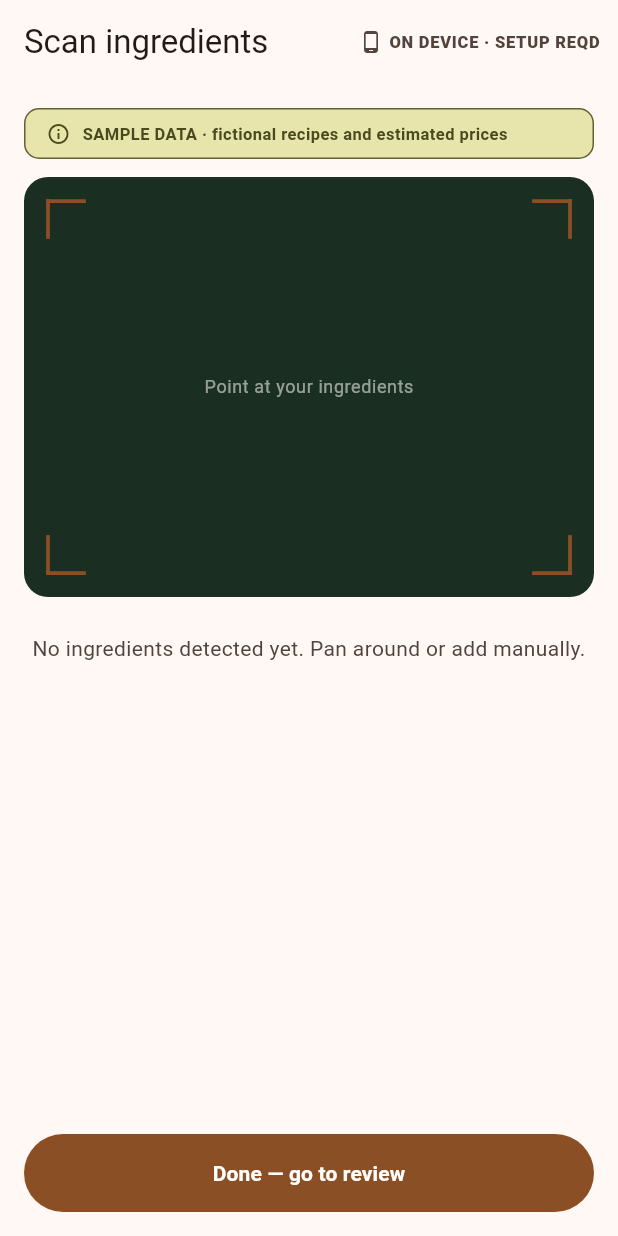
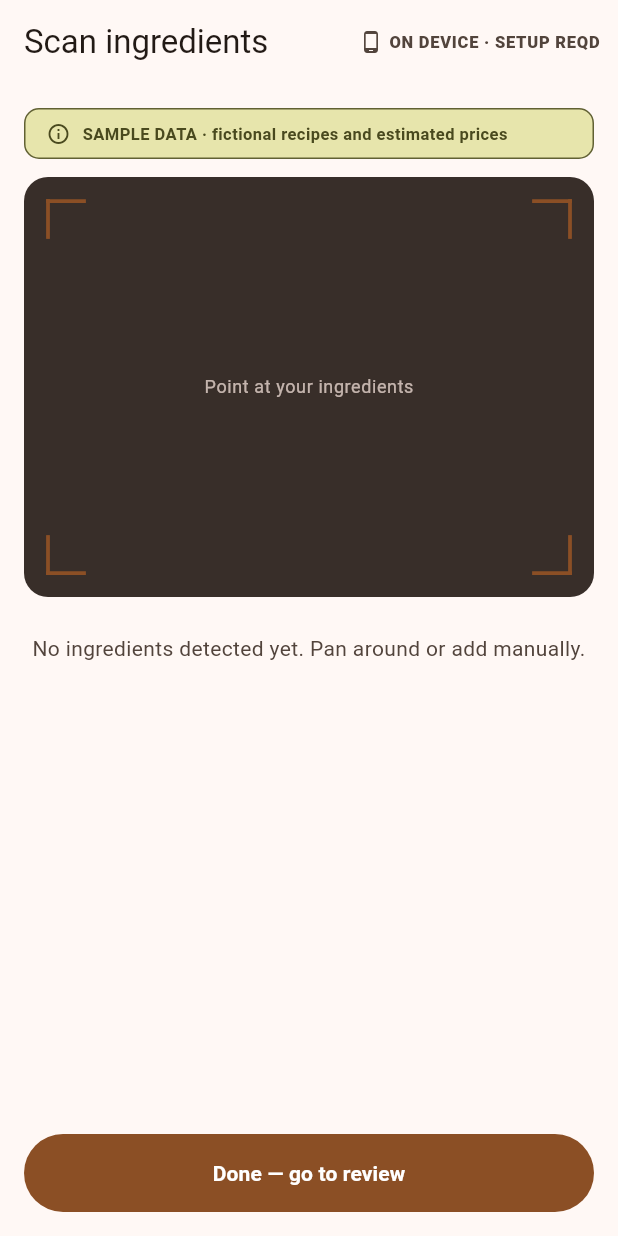
Before and after one commit to novadar-star/APPBUILDERS, a Flutter app: the ScanScreen screen opened by its route, on a phone screen of 412 x 824 dp. Run offline on Flutter 3.47's test engine with Material 3 defaults, Android fonts, the phone set to English and light mode, and no system bars; our stand-ins replace camera, device_preview, flutter_riverpod, go_router, image_picker, shared_preferences; accounts and stored records are empty.

Commit message:
fix: resolve blocking UI review findings — viewfinder color and shape contract

```diff
--- a/lib/features/detail/detail_screen.dart
+++ b/lib/features/detail/detail_screen.dart
@@ -7,6 +7,7 @@ import 'package:flutter/services.dart';
 import 'package:flutter_riverpod/flutter_riverpod.dart';
 import 'package:go_router/go_router.dart';
 import 'package:snapfood/app/providers.dart';
+import 'package:snapfood/app/theme.dart';
 import 'package:snapfood/data/asset_loader.dart';
 import 'package:snapfood/domain/models.dart';
 import 'package:snapfood/shared/on_device_badge.dart';
@@ -723,12 +724,13 @@ class _IngredientRow extends StatelessWidget {
   Widget build(BuildContext context) {
     final theme = Theme.of(context);
     final colorScheme = theme.colorScheme;
+    final shapes = theme.extension<SnapFoodShapes>();
     return Container(
       margin: const EdgeInsets.only(bottom: 4),
       padding: const EdgeInsets.symmetric(horizontal: 12, vertical: 8),
       decoration: BoxDecoration(
         color: color,
-        borderRadius: BorderRadius.circular(8),
+        borderRadius: BorderRadius.circular(shapes?.chip ?? 8.0),
       ),
       child: Row(
         children: [
--- a/lib/features/scan/scan_screen.dart
+++ b/lib/features/scan/scan_screen.dart
@@ -296,10 +296,11 @@ class _MockCameraBox extends StatelessWidget {
   @override
   Widget build(BuildContext context) {
     final theme = Theme.of(context);
+    final colorScheme = theme.colorScheme;
     return Container(
       height: 280,
       decoration: BoxDecoration(
-        color: const Color(0xFF1B2E22),
+        color: colorScheme.inverseSurface,
         borderRadius: BorderRadius.circular(16),
       ),
       child: Stack(
@@ -338,7 +339,7 @@ class _MockCameraBox extends StatelessWidget {
                 padding: const EdgeInsets.symmetric(
                     horizontal: 10, vertical: 5),
                 decoration: BoxDecoration(
-                  color: Theme.of(context).colorScheme.primaryContainer,
+                  color: colorScheme.primaryContainer,
                   borderRadius: BorderRadius.circular(999),
                 ),
                 child: Text(
@@ -346,9 +347,7 @@ class _MockCameraBox extends StatelessWidget {
                   style: theme.textTheme.labelSmall?.copyWith(
                     fontWeight: FontWeight.w800,
                     letterSpacing: 0.5,
-                    color: Theme.of(context)
-                        .colorScheme
-                        .onPrimaryContainer,
+                    color: colorScheme.onPrimaryContainer,
                   ),
                 ),
               ),
@@ -359,7 +358,7 @@ class _MockCameraBox extends StatelessWidget {
             child: Text(
               'Point at your ingredients',
               style: theme.textTheme.bodySmall?.copyWith(
-                color: Colors.white54,
+                color: colorScheme.onInverseSurface.withValues(alpha: 0.7),
               ),
             ),
           ),
```
Also changed, not shown: lib/features/review/review_screen.dart (+5 -3 lines).
